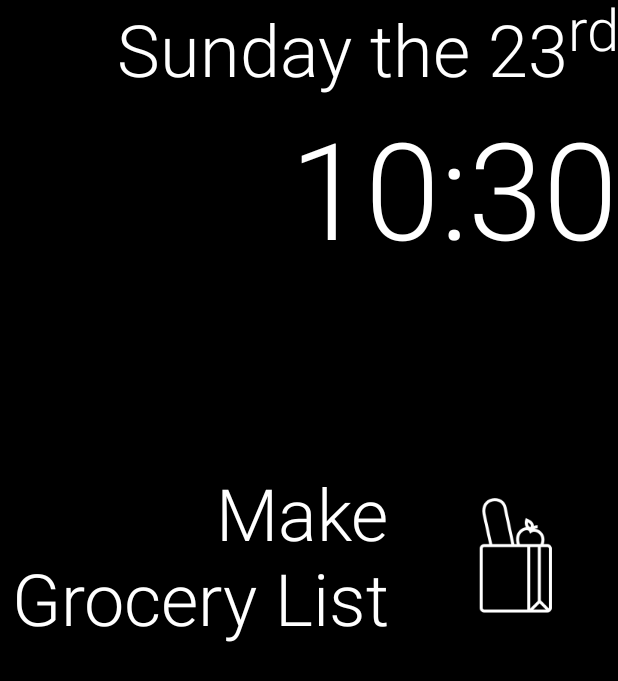
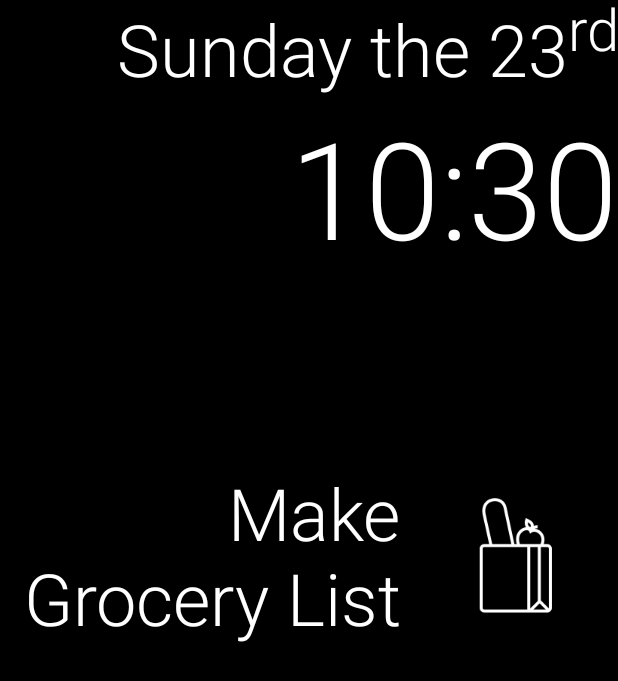
Before and after one commit to HannahMitt/HomeMirror, an Android app: the screen it shows after launch (MirrorActivity), on a phone screen of 412 x 824 dp. Shown: the top 681 px of the screen. Run offline under Robolectric (Android 15) with nearby library versions, the phone set to English and light mode, and no system bars; our stand-ins replace Picasso; pictures from the network do not load; 7 statements that could not run were skipped.

Commit message:
Adding drawables

```diff
--- a/app/src/main/java/com/morristaedt/mirror/MirrorActivity.java
+++ b/app/src/main/java/com/morristaedt/mirror/MirrorActivity.java
@@ -22,6 +22,8 @@ import com.morristaedt.mirror.utils.WeekUtil;
 import com.squareup.picasso.Picasso;
 
 public class MirrorActivity extends ActionBarActivity {
+
+    private static final boolean DEMO_MODE = false;
 
     private TextView mBirthdayText;
     private TextView mDayText;
@@ -141,4 +143,13 @@ public class MirrorActivity extends ActionBarActivity {
             mStockText.setVisibility(View.GONE);
         }
     }
+
+    private void showDemoMode() {
+        if (DEMO_MODE) {
+            mBikeTodayText.setVisibility(View.VISIBLE);
+            mStockText.setVisibility(View.VISIBLE);
+            mWaterPlants.setVisibility(View.VISIBLE);
+            mGroceryList.setVisibility(View.VISIBLE);
+        }
+    }
 }
--- a/app/src/main/res/layout/activity_main.xml
+++ b/app/src/main/res/layout/activity_main.xml
@@ -93,6 +93,7 @@
             style="@style/MirrorListText"
             android:layout_width="match_parent"
             android:layout_height="wrap_content"
+            android:drawableRight="@drawable/stock"
             android:visibility="gone"
             tools:text="$ETSY $13.46"
             tools:visibility="visible" />
--- a/app/src/main/res/values/styles.xml
+++ b/app/src/main/res/values/styles.xml
@@ -15,7 +15,7 @@
     <style name="MirrorText">
         <item name="android:fontFamily">sans-serif-light</item>
         <item name="android:gravity">right|center_vertical</item>
-        <item name="android:drawablePadding">16dp</item>
+        <item name="android:drawablePadding">8dp</item>
     </style>
 
     <style name="MirrorListText" parent="MirrorText">
```
